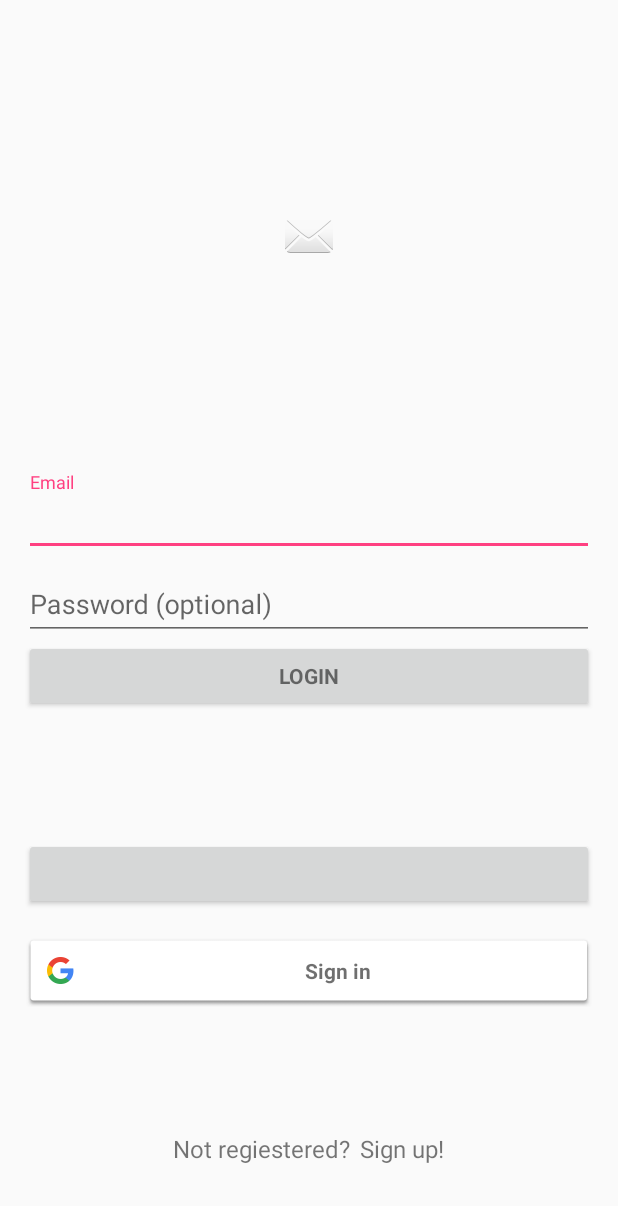
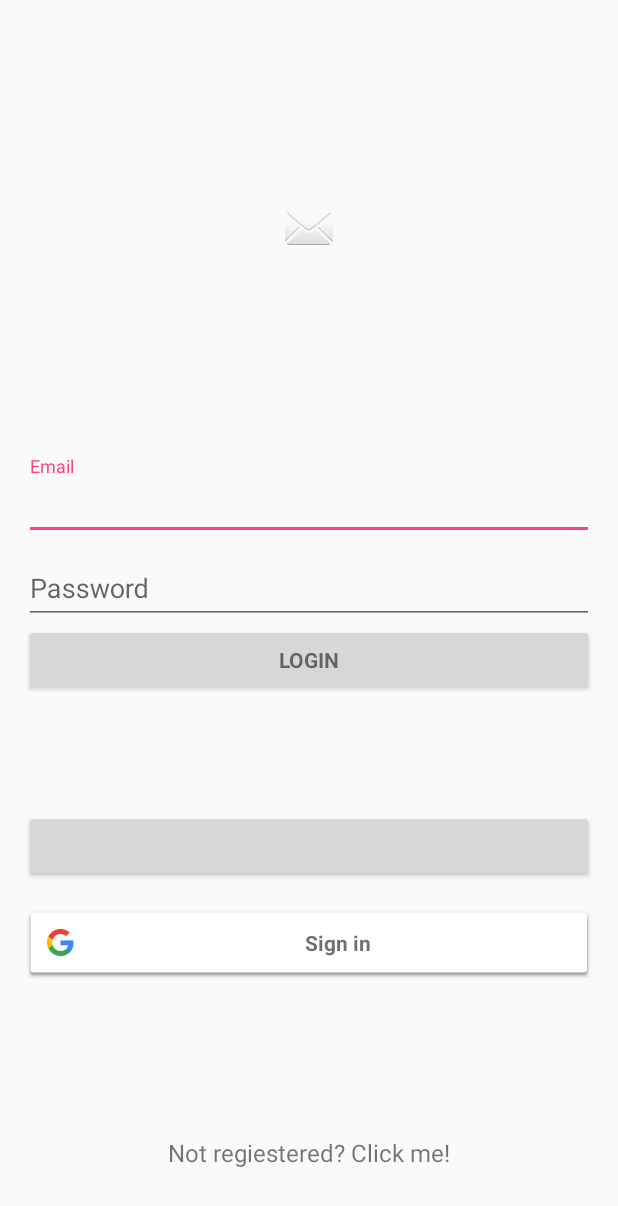
Before and after one commit to ChenlongZ/FollowUp, an Android app: the screen it shows after launch (LoginActivity), on a phone screen of 412 x 824 dp. Shown: the top 1206 px of the screen. Run offline under Robolectric (Android 15) with nearby library versions, the phone set to English and light mode, and no system bars; our stand-ins replace ButterKnife, Firebase (no records; nobody signed in at launch, a user with empty details on screens opened directly); libraries missing offline, so code that uses them is left out: com.facebook, com.facebook.login; plain views replace LoginButton; 4 statements that could not run were skipped.

Commit message:
animated bottom text bar

```diff
--- a/app/src/main/res/layout/activity_login.xml
+++ b/app/src/main/res/layout/activity_login.xml
@@ -23,7 +23,7 @@
         android:id="@+id/login_signup_container"
         android:layout_width="match_parent"
         android:layout_height="0dp"
-        android:layout_weight="14"
+        android:layout_weight="9"
         android:orientation="vertical">
 
         <LinearLayout
@@ -162,22 +162,12 @@
         android:gravity="center"
         android:orientation="horizontal">
 
-        <TextView
-            android:layout_width="wrap_content"
-            android:layout_height="wrap_content"
-            android:layout_gravity="right"
-            android:paddingRight="3dp"
-            android:textSize="16sp"
-            android:text="@string/sign_up_notification" />
-
-        <TextView
-            android:id="@+id/login_to_signup_lever_text"
-            android:layout_width="wrap_content"
-            android:layout_height="wrap_content"
-            android:layout_gravity="left"
-            android:paddingLeft="3dp"
-            android:textSize="16sp"
-            android:text="@string/sign_up_action"
-            android:onClick="showSignUpPanel"/>
+            <TextView
+                android:id="@+id/login_to_signup_lever_text"
+                android:layout_width="wrap_content"
+                android:layout_height="wrap_content"
+                android:textSize="16sp"
+                android:text="@string/action_show_sign_up"
+                android:onClick="onBottomTextClicked"/>
     </LinearLayout>
 </LinearLayout>
--- a/app/src/main/res/values/strings.xml
+++ b/app/src/main/res/values/strings.xml
@@ -3,7 +3,7 @@
 
     <!-- Strings related to login -->
     <string name="prompt_email">Email</string>
-    <string name="prompt_password">Password (optional)</string>
+    <string name="prompt_password">Password</string>
     <string name="action_sign_in">Login</string>
     <string name="action_sign_up">Sign Up</string>
     <string name="action_sign_in_short">Sign in</string>
@@ -20,8 +20,9 @@
     <string name="fb_login_protocol_scheme">fb287386941729553</string>
 
     <string name="login_wechat">WeChat</string>
-    <string name="sign_up_notification">Not regiestered?</string>
-    <string name="sign_up_action">Sign up!</string>
+
+    <string name="action_show_sign_up">Not regiestered? Click me!</string>
+    <string name="action_show_login">Back to login</string>
     <string name="action_date_pick">your awesome date of birth</string>
     <string name="user_id_hint">fancy names</string>
 
```
Also changed, not shown: app/src/main/java/com/followitupapp/followitup/login/LoginActivity.java (+37 -2 lines).
